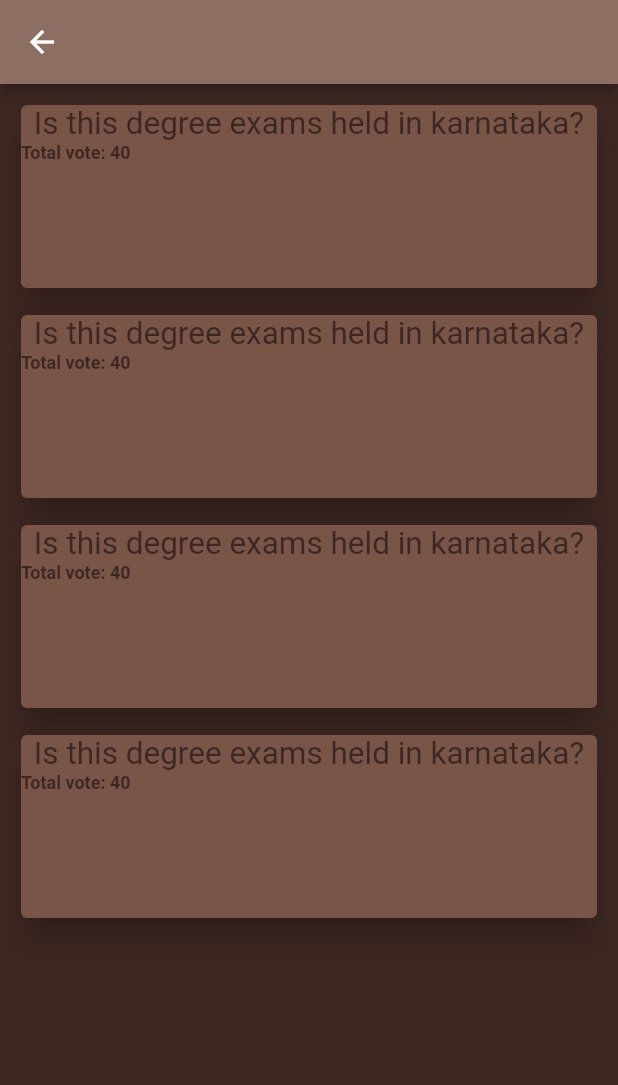
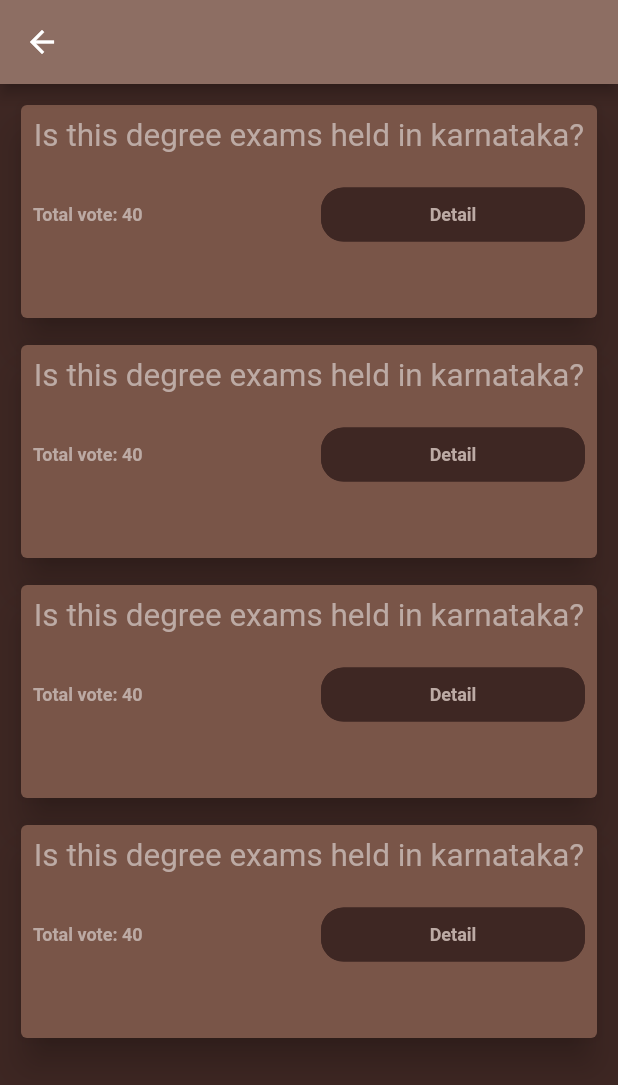
Before and after one commit to MujmillahammedDafedar/Flutter_Polling_Application, a Flutter app: the MyPoll screen opened directly, on a phone screen of 412 x 824 dp. Shown: the top 1085 px of the screen. Run offline on Flutter 3.47's test engine with Material 2 defaults, Android fonts, the light colour scheme and no system bars; our stand-ins replace animated_text_kit; Roboto replaces fonts that are missing (Pts2).

Commit message:
design updated

```diff
--- a/lib/screens/my_poll.dart
+++ b/lib/screens/my_poll.dart
@@ -1,4 +1,7 @@
 import 'package:flutter/material.dart';
+import 'package:poll/screens/poll_details.dart';
+import 'mainPage.dart';
+
 
 class MyPoll extends StatelessWidget {
   @override
@@ -21,32 +24,62 @@ class Main extends StatelessWidget {
         itemBuilder: (BuildContext ctxt, int index) {
           return new Container(
             padding: EdgeInsets.fromLTRB(10, 10, 10, 0),
-            height: 140,
+            height: 160,
             width: double.maxFinite,
-
             child: Card(
               color: Colors.brown,
               elevation: 10,
               child: Column(
                 children: [
-                  Text(
+                  Padding(
+                    padding: const EdgeInsets.all(8.0),
+                    child: Text(
                       "Is this degree exams held in karnataka?",
                       style: TextStyle(
                           fontFamily: "Pts2",
-                        color: Colors.brown.shade900,
+                          color: Colors.brown.shade200,
                           fontSize: 21.0),
+                    ),
                   ),
                   Row(
                     children: [
-                      Text(
+                      Expanded(
+                        child: Padding(
+                          padding: const EdgeInsets.all(8.0),
+                          child: Text(
                             "Total vote: 40",
                             style: TextStyle(
-                          color: Colors.brown.shade900,
+                                color: Colors.brown.shade200,
                                 fontSize: 12.0,
                                 fontFamily: "Pts2",
-                          fontWeight: FontWeight.bold
+                                fontWeight: FontWeight.bold),
                           ),
                         ),
+                      ),
+                      Expanded(
+                        child: Padding(
+                          padding: const EdgeInsets.all(8.0),
+                          child: FlatButton(
+                            color: Colors.brown.shade900,
+                            shape: RoundedRectangleBorder(
+                                borderRadius: BorderRadius.circular(15.0),
+                                side: BorderSide(color: Colors.brown.shade900)
+                            ),
+                            child: Text(
+                              "Detail",
+                              style: TextStyle(
+                                  color: Colors.brown.shade200,
+                                  fontSize: 12.0,
+                                  fontFamily: "Pts2",
+                                  fontWeight: FontWeight.bold),
+                            ),
+                            onPressed: (){
+                              Navigator.push(context, SlideRightRoute(page: Details()));
+
+                            },
+                          ),
+                        ),
+                      )
                     ],
                   ),
                 ],
```
Also changed, not shown: lib/screens/poll_details.dart (added, +70 -0 lines). Lines whose indentation alone changed are shown as unchanged.
